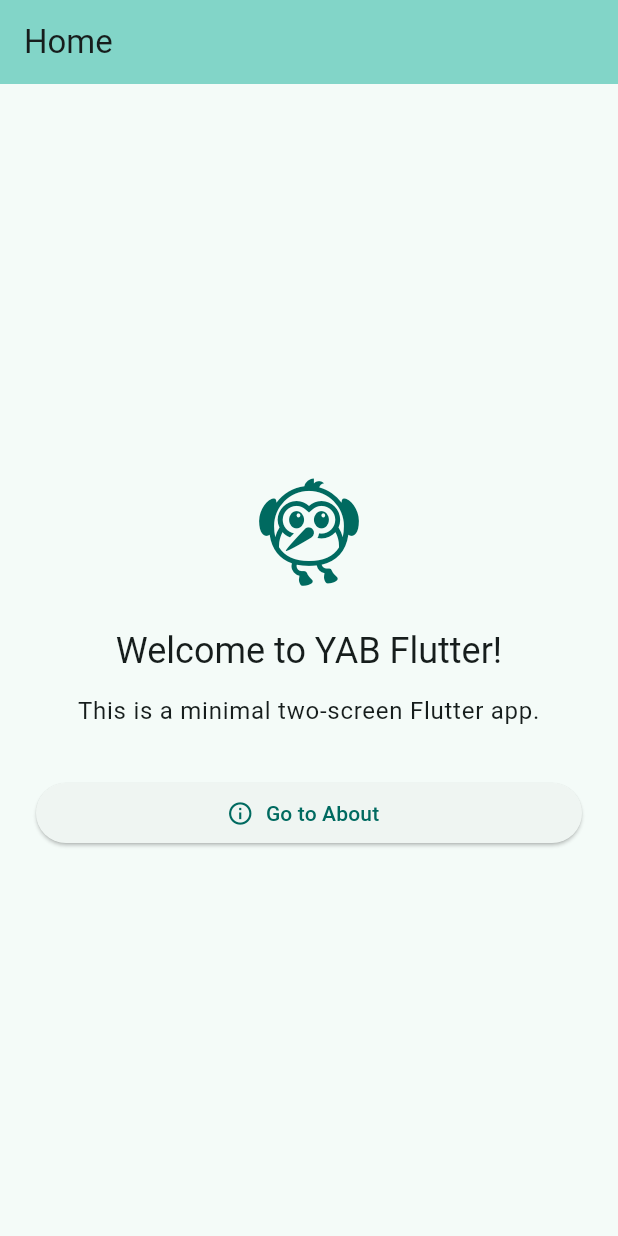
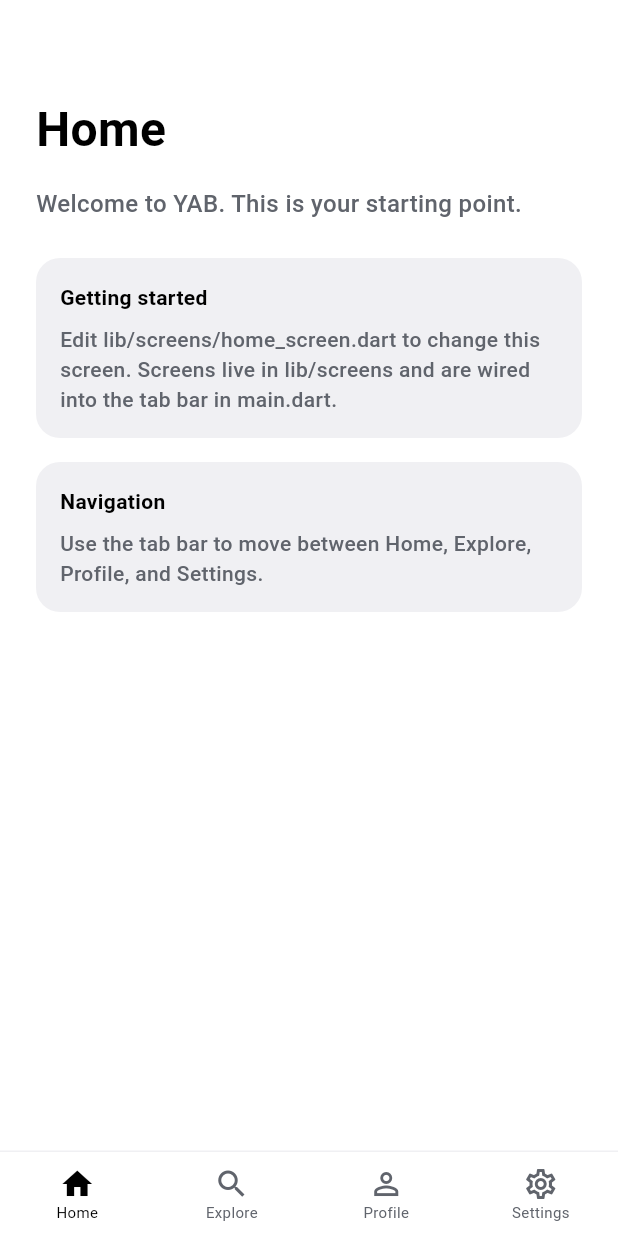
Before and after one commit to digital-trails/YAB-flutter, a Flutter app: the screen it shows after launch, on a phone screen of 412 x 824 dp. Run offline on Flutter 3.47's test engine with Material 3 defaults, Android fonts, the phone set to English and light mode, and no system bars.

Commit message:
Replace starter app with YAB-react Flutter port
Port the YAB-react Expo boilerplate: Home/Explore/Profile/Settings tabs,
system light/dark theming, themed cards, and a blue splash-fade overlay.
Add a GitHub Pages workflow that builds flutter web and deploys it.

Co-Authored-By: Claude Opus 4.7 <noreply@anthropic.com>

```diff
--- a/lib/main.dart
+++ b/lib/main.dart
@@ -1,123 +1,114 @@
 import 'package:flutter/material.dart';
 
-void main() {
-  runApp(const MyApp());
-}
+import 'screens/explore_screen.dart';
+import 'screens/home_screen.dart';
+import 'screens/profile_screen.dart';
+import 'screens/settings_screen.dart';
+import 'theme.dart';
+import 'widgets/animated_splash.dart';
 
-class MyApp extends StatelessWidget {
-  const MyApp({super.key});
+void main() => runApp(const YabApp());
+
+class YabApp extends StatelessWidget {
+  const YabApp({super.key});
 
   @override
   Widget build(BuildContext context) {
     return MaterialApp(
-      title: 'YAB Flutter',
+      title: 'YAB',
       debugShowCheckedModeBanner: false,
-      theme: ThemeData(
-        colorScheme: ColorScheme.fromSeed(seedColor: Colors.teal),
-        useMaterial3: true,
-      ),
-      home: const HomePage(),
+      themeMode: ThemeMode.system,
+      theme: _buildTheme(AppColors.light, Brightness.light),
+      darkTheme: _buildTheme(AppColors.dark, Brightness.dark),
+      home: const RootShell(),
+    );
+  }
+
+  ThemeData _buildTheme(AppColors c, Brightness brightness) {
+    return ThemeData(
+      brightness: brightness,
+      scaffoldBackgroundColor: c.background,
+      colorScheme: ColorScheme.fromSeed(
+        seedColor: kSplashColor,
+        brightness: brightness,
+      ).copyWith(surface: c.background),
+      useMaterial3: true,
     );
   }
 }
 
-class HomePage extends StatelessWidget {
-  const HomePage({super.key});
+/// Holds the tab state and overlays the animated splash on first launch.
+/// Mirrors the Tabs layout + AnimatedSplashOverlay in src/app/_layout.tsx.
+class RootShell extends StatefulWidget {
+  const RootShell({super.key});
+
+  @override
+  State<RootShell> createState() => _RootShellState();
+}
+
+class _RootShellState extends State<RootShell> {
+  int _index = 0;
+
+  static const _screens = [
+    HomeScreen(),
+    ExploreScreen(),
+    ProfileScreen(),
+    SettingsScreen(),
+  ];
+
+  static const _tabs = [
+    _TabSpec('Home', Icons.home, Icons.home_outlined),
+    _TabSpec('Explore', Icons.search, Icons.search_outlined),
+    _TabSpec('Profile', Icons.person, Icons.person_outline),
+    _TabSpec('Settings', Icons.settings, Icons.settings_outlined),
+  ];
 
   @override
   Widget build(BuildContext context) {
+    final colors = context.colors;
+
     return Scaffold(
-      appBar: AppBar(
-        title: const Text('Home'),
-        backgroundColor: Theme.of(context).colorScheme.inversePrimary,
+      body: Stack(
+        children: [
+          IndexedStack(index: _index, children: _screens),
+          const AnimatedSplashOverlay(),
+        ],
       ),
-      body: Padding(
-        padding: const EdgeInsets.all(24.0),
-        child: Column(
-          mainAxisAlignment: MainAxisAlignment.center,
-          crossAxisAlignment: CrossAxisAlignment.stretch,
-          children: [
-            Icon(
-              Icons.flutter_dash,
-              size: 80,
-              color: Theme.of(context).colorScheme.primary,
-            ),
-            const SizedBox(height: 24),
-            Text(
-              'Welcome to YAB Flutter!',
-              style: Theme.of(context).textTheme.headlineSmall,
-              textAlign: TextAlign.center,
-            ),
-            const SizedBox(height: 12),
-            Text(
-              'This is a minimal two-screen Flutter app.',
-              style: Theme.of(context).textTheme.bodyLarge,
-              textAlign: TextAlign.center,
-            ),
-            const SizedBox(height: 32),
-            ElevatedButton.icon(
-              onPressed: () {
-                Navigator.push(
-                  context,
-                  MaterialPageRoute(builder: (_) => const AboutPage()),
-                );
-              },
-              icon: const Icon(Icons.info_outline),
-              label: const Text('Go to About'),
-            ),
-          ],
+      bottomNavigationBar: Container(
+        decoration: BoxDecoration(
+          color: colors.background,
+          border: Border(top: BorderSide(color: colors.backgroundElement)),
+        ),
+        child: SafeArea(
+          top: false,
+          child: BottomNavigationBar(
+            currentIndex: _index,
+            onTap: (i) => setState(() => _index = i),
+            type: BottomNavigationBarType.fixed,
+            backgroundColor: colors.background,
+            elevation: 0,
+            selectedItemColor: colors.text,
+            unselectedItemColor: colors.textSecondary,
+            selectedFontSize: 10,
+            unselectedFontSize: 10,
+            items: [
+              for (var i = 0; i < _tabs.length; i++)
+                BottomNavigationBarItem(
+                  label: _tabs[i].label,
+                  icon: Icon(_tabs[i].outline),
+                  activeIcon: Icon(_tabs[i].filled),
+                ),
+            ],
+          ),
         ),
       ),
     );
   }
 }
 
-class AboutPage extends StatelessWidget {
-  const AboutPage({super.key});
-
-  @override
-  Widget build(BuildContext context) {
-    return Scaffold(
-      appBar: AppBar(
-        title: const Text('About'),
-        backgroundColor: Theme.of(context).colorScheme.inversePrimary,
-      ),
-      body: Padding(
-        padding: const EdgeInsets.all(24.0),
-        child: Column(
-          mainAxisAlignment: MainAxisAlignment.center,
-          crossAxisAlignment: CrossAxisAlignment.stretch,
-          children: [
-            Icon(
-              Icons.info_outline,
-              size: 80,
-              color: Theme.of(context).colorScheme.secondary,
-            ),
-            const SizedBox(height: 24),
-            Text(
-              'About YAB Flutter',
-              style: Theme.of(context).textTheme.headlineSmall,
-              textAlign: TextAlign.center,
-            ),
-            const SizedBox(height: 12),
-            Text(
-              'This app demonstrates basic navigation between two screens:\n'
-              '- A Home screen with a call to action\n'
-              '- An About screen with details',
-              style: Theme.of(context).textTheme.bodyLarge,
-              textAlign: TextAlign.center,
-            ),
-            const SizedBox(height: 32),
-            ElevatedButton.icon(
-              onPressed: () {
-                Navigator.pop(context);
-              },
-              icon: const Icon(Icons.arrow_back),
-              label: const Text('Back to Home'),
-            ),
-          ],
-        ),
-      ),
-    );
-  }
+class _TabSpec {
+  const _TabSpec(this.label, this.filled, this.outline);
+  final String label;
+  final IconData filled;
+  final IconData outline;
 }
--- /dev/null
+++ b/lib/screens/explore_screen.dart
@@ -0,0 +1,27 @@
+import 'package:flutter/material.dart';
+
+import '../widgets/screen_container.dart';
+
+class ExploreScreen extends StatelessWidget {
+  const ExploreScreen({super.key});
+
+  @override
+  Widget build(BuildContext context) {
+    return const ScreenContainer(
+      title: 'Explore',
+      subtitle: 'A placeholder screen for browsing or discovery.',
+      children: [
+        AppCard(
+          title: 'List content',
+          body:
+              'Drop a ListView or your feed component here. This screen scrolls, so it is a '
+              'good fit for longer content.',
+        ),
+        AppCard(
+          title: 'Same code, three platforms',
+          body: 'This screen renders on iOS, Android, and the web from a single widget.',
+        ),
+      ],
+    );
+  }
+}
--- /dev/null
+++ b/lib/screens/home_screen.dart
@@ -0,0 +1,27 @@
+import 'package:flutter/material.dart';
+
+import '../widgets/screen_container.dart';
+
+class HomeScreen extends StatelessWidget {
+  const HomeScreen({super.key});
+
+  @override
+  Widget build(BuildContext context) {
+    return const ScreenContainer(
+      title: 'Home',
+      subtitle: 'Welcome to YAB. This is your starting point.',
+      children: [
+        AppCard(
+          title: 'Getting started',
+          body:
+              'Edit lib/screens/home_screen.dart to change this screen. Screens live in '
+              'lib/screens and are wired into the tab bar in main.dart.',
+        ),
+        AppCard(
+          title: 'Navigation',
+          body: 'Use the tab bar to move between Home, Explore, Profile, and Settings.',
+        ),
+      ],
+    );
+  }
+}
--- /dev/null
+++ b/lib/screens/profile_screen.dart
@@ -0,0 +1,25 @@
+import 'package:flutter/material.dart';
+
+import '../widgets/screen_container.dart';
+
+class ProfileScreen extends StatelessWidget {
+  const ProfileScreen({super.key});
+
+  @override
+  Widget build(BuildContext context) {
+    return const ScreenContainer(
+      title: 'Profile',
+      subtitle: 'Account details and user info go here.',
+      children: [
+        AppCard(
+          title: 'User',
+          body: "Show the signed-in user's name, avatar, and profile fields on this screen.",
+        ),
+        AppCard(
+          title: 'Activity',
+          body: 'Recent activity or stats can live here.',
+        ),
+      ],
+    );
+  }
+}
--- /dev/null
+++ b/lib/theme.dart
@@ -0,0 +1,56 @@
+import 'package:flutter/material.dart';
+
+/// Color palette mirroring src/constants/theme.ts from YAB-react.
+class AppColors {
+  const AppColors({
+    required this.text,
+    required this.background,
+    required this.backgroundElement,
+    required this.backgroundSelected,
+    required this.textSecondary,
+  });
+
+  final Color text;
+  final Color background;
+  final Color backgroundElement;
+  final Color backgroundSelected;
+  final Color textSecondary;
+
+  static const light = AppColors(
+    text: Color(0xFF000000),
+    background: Color(0xFFFFFFFF),
+    backgroundElement: Color(0xFFF0F0F3),
+    backgroundSelected: Color(0xFFE0E1E6),
+    textSecondary: Color(0xFF60646C),
+  );
+
+  static const dark = AppColors(
+    text: Color(0xFFFFFFFF),
+    background: Color(0xFF000000),
+    backgroundElement: Color(0xFF212225),
+    backgroundSelected: Color(0xFF2E3135),
+    textSecondary: Color(0xFFB0B4BA),
+  );
+}
+
+/// Spacing scale mirroring `Spacing` in theme.ts.
+class Spacing {
+  static const double half = 2;
+  static const double one = 4;
+  static const double two = 8;
+  static const double three = 16;
+  static const double four = 24;
+  static const double five = 32;
+  static const double six = 64;
+}
+
+const double kMaxContentWidth = 800;
+
+/// Brand color used for the splash overlay (matches expo-splash-screen config).
+const Color kSplashColor = Color(0xFF208AEF);
+
+/// Exposes the active [AppColors] for the current brightness.
+extension AppColorsContext on BuildContext {
+  AppColors get colors =>
+      Theme.of(this).brightness == Brightness.dark ? AppColors.dark : AppColors.light;
+}
--- /dev/null
+++ b/lib/widgets/screen_container.dart
@@ -0,0 +1,122 @@
+import 'package:flutter/material.dart';
+
+import '../theme.dart';
+
+/// Shared layout for the boilerplate tab screens: a scrollable, theme-aware
+/// container with a title, optional subtitle, and room for screen content.
+/// Mirrors src/components/screen-container.tsx.
+class ScreenContainer extends StatelessWidget {
+  const ScreenContainer({
+    super.key,
+    required this.title,
+    this.subtitle,
+    this.children = const [],
+  });
+
+  final String title;
+  final String? subtitle;
+  final List<Widget> children;
+
+  @override
+  Widget build(BuildContext context) {
+    final colors = context.colors;
+    final topInset = MediaQuery.of(context).padding.top;
+
+    return Container(
+      color: colors.background,
+      child: SingleChildScrollView(
+        padding: EdgeInsets.only(
+          top: topInset + Spacing.six,
+          bottom: Spacing.four,
+          left: Spacing.four,
+          right: Spacing.four,
+        ),
+        child: Center(
+          child: ConstrainedBox(
+            constraints: const BoxConstraints(maxWidth: kMaxContentWidth),
+            child: Column(
+              crossAxisAlignment: CrossAxisAlignment.stretch,
+              children: [
+                Text(
+                  title,
+                  style: TextStyle(
+                    color: colors.text,
+                    fontSize: 32,
+                    height: 44 / 32,
+                    fontWeight: FontWeight.w600,
+                  ),
+                ),
+                if (subtitle != null) ...[
+                  const SizedBox(height: Spacing.three),
+                  Padding(
+                    padding: const EdgeInsets.only(bottom: Spacing.two),
+                    child: Text(
+                      subtitle!,
+                      style: TextStyle(
+                        color: colors.textSecondary,
+                        fontSize: 16,
+                        height: 24 / 16,
+                        fontWeight: FontWeight.w500,
+                      ),
+                    ),
+                  ),
+                ],
+                for (final child in children) ...[
+                  const SizedBox(height: Spacing.three),
+                  child,
+                ],
+              ],
+            ),
+          ),
+        ),
+      ),
+    );
+  }
+}
+
+/// Simple themed card for grouping placeholder content on a screen.
+class AppCard extends StatelessWidget {
+  const AppCard({super.key, required this.title, this.body});
+
+  final String title;
+  final String? body;
+
+  @override
+  Widget build(BuildContext context) {
+    final colors = context.colors;
+
+    return Container(
+      padding: const EdgeInsets.all(Spacing.three),
+      decoration: BoxDecoration(
+        color: colors.backgroundElement,
+        borderRadius: BorderRadius.circular(Spacing.three),
+      ),
+      child: Column(
+        crossAxisAlignment: CrossAxisAlignment.start,
+        children: [
+          Text(
+            title,
+            style: TextStyle(
+              color: colors.text,
+              fontSize: 14,
+              height: 20 / 14,
+              fontWeight: FontWeight.w700,
+            ),
+          ),
+          if (body != null) ...[
+            const SizedBox(height: Spacing.two),
+            Text(
+              body!,
+              style: TextStyle(
+                color: colors.textSecondary,
+                fontSize: 14,
+                height: 20 / 14,
+                fontWeight: FontWeight.w500,
+              ),
+            ),
+          ],
+        ],
+      ),
+    );
+  }
+}
--- a/pubspec.yaml
+++ b/pubspec.yaml
@@ -18,3 +18,5 @@ dev_dependencies:
 
 flutter:
   uses-material-design: true
+  assets:
+    - assets/images/
```
Also changed, not shown: lib/screens/settings_screen.dart (added, +26 -0 lines), lib/widgets/animated_splash.dart (added, +80 -0 lines), assets/images/expo-logo.png (added), assets/images/logo-glow.png (added), 3 other files.
